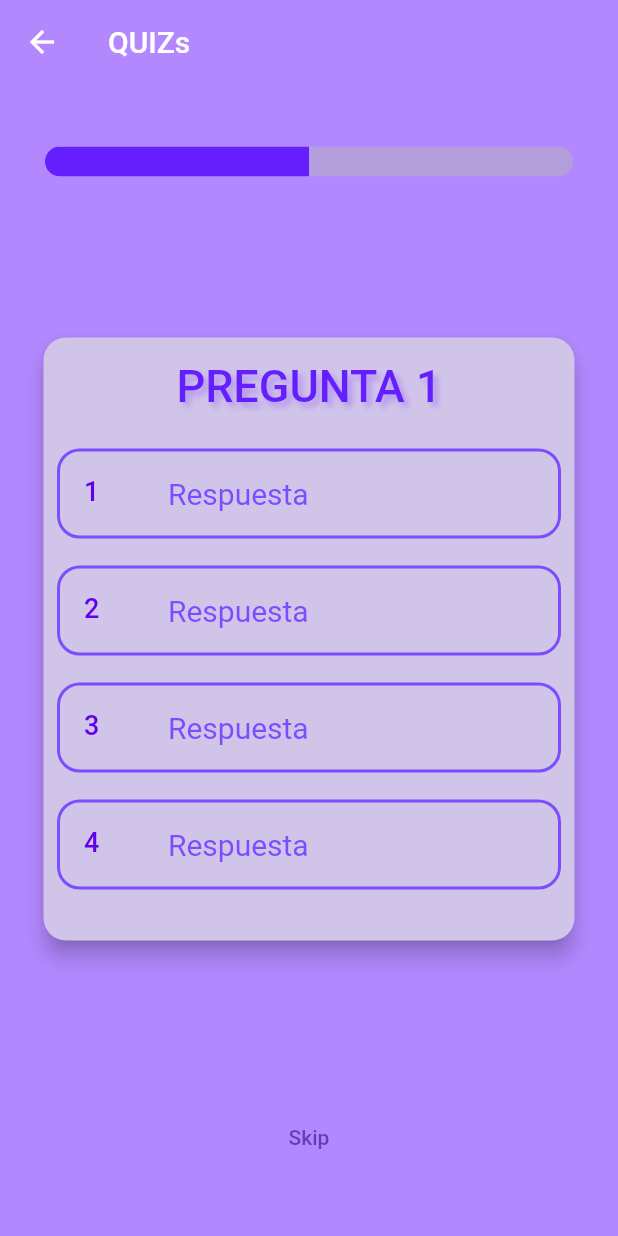
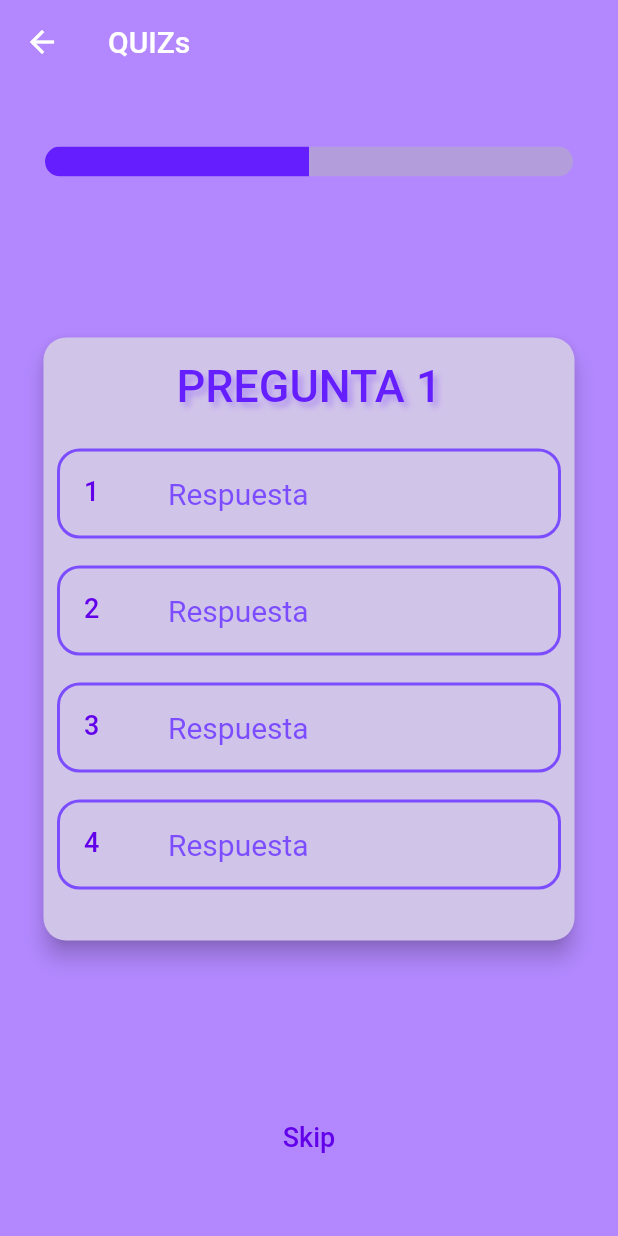
Before and after one commit to SFP95/App_Gramming, a Flutter app: the QuizPage screen opened by its route, on a phone screen of 412 x 824 dp. Run offline on Flutter 3.47's test engine with Material 2 defaults, Android fonts, the light colour scheme and no system bars.

Commit message:
18.11.22

```diff
--- a/lib/pages/QuizPage.dart
+++ b/lib/pages/QuizPage.dart
@@ -79,7 +79,8 @@ class _QuizPageState extends State<QuizPage> {
           ),
           TextButton(
             onPressed: () {  },
-            child: const Text('Skip'),
+            child:  Text('Skip',
+              style: Theme.of(context).textTheme.bodyText1),
           ),
         ],
       ),
```
